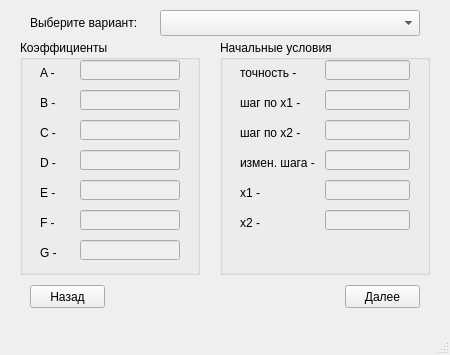
Above: branches/optimizationmethods/ui/getvariants.ui from Eliminationzx/optimizationmethods before the change. Below: the same form after it.
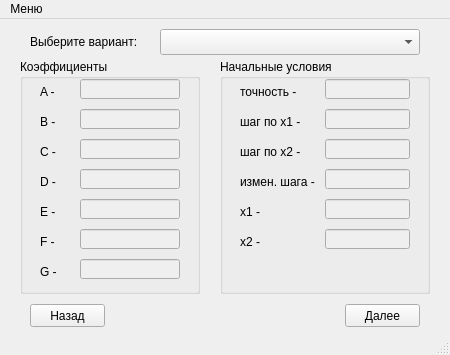
That is the form after the change. Icons and pictures are not drawn.

Commit message: Не доделана связь между главным окном и окном выбора варинта.

```diff
--- a/branches/optimizationmethods/ui/getvariants.ui
+++ b/branches/optimizationmethods/ui/getvariants.ui
@@ -10,6 +10,18 @@
     <height>355</height>
    </rect>
   </property>
+  <property name="sizePolicy">
+   <sizepolicy hsizetype="Fixed" vsizetype="Fixed">
+    <horstretch>0</horstretch>
+    <verstretch>0</verstretch>
+   </sizepolicy>
+  </property>
+  <property name="maximumSize">
+   <size>
+    <width>450</width>
+    <height>355</height>
+   </size>
+  </property>
   <property name="windowTitle">
    <string>MainWindow</string>
   </property>
@@ -476,6 +488,13 @@
      <height>23</height>
     </rect>
    </property>
+   <widget class="QMenu" name="menu">
+    <property name="title">
+     <string>Меню</string>
+    </property>
+    <addaction name="exit"/>
+   </widget>
+   <addaction name="menu"/>
   </widget>
   <widget class="QStatusBar" name="statusbar"/>
  </widget>
```
Left out of the diff: 54 changed lines with no effect on the pictures. The commit also changes 6 other files.
